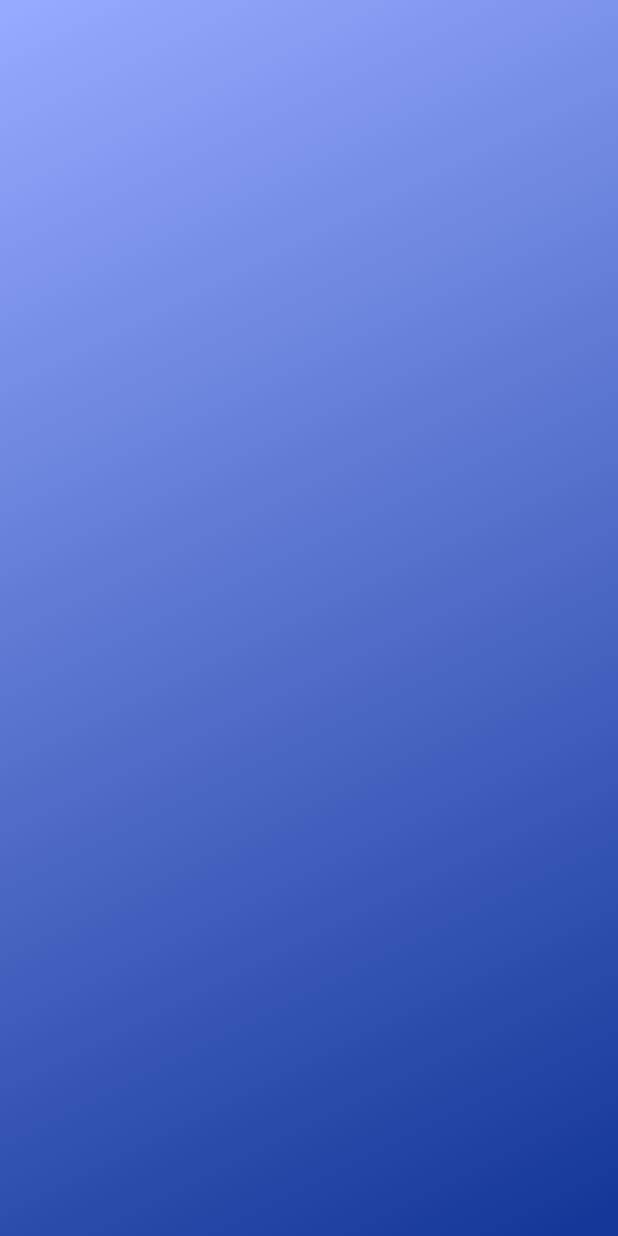
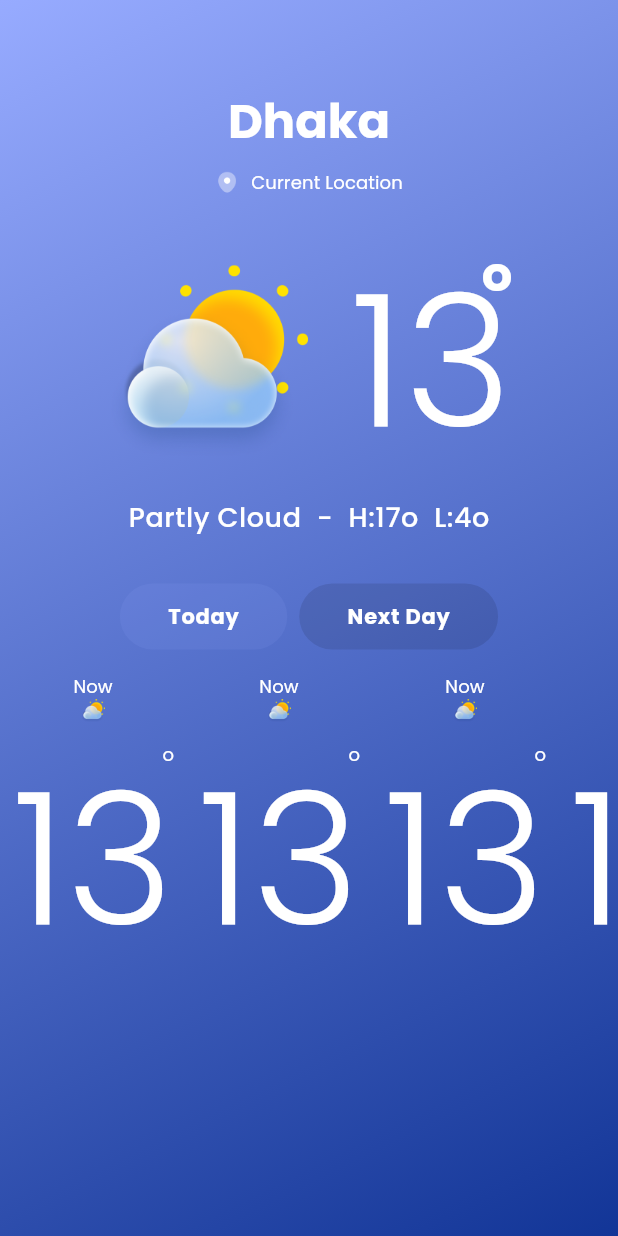
Before and after one commit to faysalewucse/weather-app, a Flutter app: the screen it shows after launch, on a phone screen of 412 x 824 dp. Run offline on Flutter 3.47's test engine with Material 3 defaults, Android fonts, the phone set to English and light mode, and no system bars; our stand-ins replace google_fonts.

Commit message:
design till today-nextday button

```diff
--- /dev/null
+++ b/lib/helper/colors.dart
@@ -0,0 +1,4 @@
+import 'package:flutter/material.dart';
+
+const Color WHITE = Color(0xffFFFFFF);
+const Color BLACK = Color(0xff000000);
--- /dev/null
+++ b/lib/helper/gaps.dart
@@ -0,0 +1,8 @@
+import 'package:flutter/cupertino.dart';
+
+const SizedBox VERTICAL_GAP_12 = SizedBox(height: 12);
+const SizedBox VERTICAL_GAP_20 = SizedBox(height: 20);
+const SizedBox VERTICAL_GAP_32 = SizedBox(height: 32);
+
+const SizedBox HORIZONTAL_GAP_8 = SizedBox(width: 8);
+const SizedBox HORIZONTAL_GAP_28 = SizedBox(width: 28);
--- /dev/null
+++ b/lib/helper/image_assets.dart
@@ -0,0 +1,4 @@
+class PngAssets {
+  static const String LOCATION_1 = 'assets/icons/location_1.png';
+  static const String PARTLY_CLOUDY_1 = 'assets/icons/partly_cloudy_1.png';
+}
--- /dev/null
+++ b/lib/helper/text_styles.dart
@@ -0,0 +1,14 @@
+import 'package:flutter/material.dart';
+import 'package:google_fonts/google_fonts.dart';
+import 'package:weather_app_steadfastit/helper/colors.dart';
+
+TextStyle WHITE_400_12 =
+    const TextStyle(color: WHITE, fontSize: 12, fontWeight: FontWeight.w400);
+TextStyle WHITE_700_32 =
+    const TextStyle(fontSize: 32.0, fontWeight: FontWeight.w700, color: WHITE);
+TextStyle WHITE_700_14 =
+    const TextStyle(fontSize: 14.0, fontWeight: FontWeight.w700, color: WHITE);
+TextStyle WHITE_300_122 =
+    const TextStyle(fontSize: 122.0, fontWeight: FontWeight.w300, color: WHITE);
+TextStyle WHITE_500_18 =
+    const TextStyle(fontSize: 18.0, fontWeight: FontWeight.w500, color: WHITE);
--- a/lib/main.dart
+++ b/lib/main.dart
@@ -1,4 +1,11 @@
 import 'package:flutter/material.dart';
+import 'package:weather_app_steadfastit/helper/colors.dart';
+import 'package:weather_app_steadfastit/helper/gaps.dart';
+import 'package:weather_app_steadfastit/helper/image_assets.dart';
+import 'package:weather_app_steadfastit/theme/light_theme.dart';
+import 'package:weather_app_steadfastit/widgets/degree_text.dart';
+import 'package:weather_app_steadfastit/widgets/temp_card.dart';
+import 'package:weather_app_steadfastit/widgets/toggle_button.dart';
 
 void main() {
   runApp(const MyApp());
@@ -12,10 +19,8 @@ class MyApp extends StatelessWidget {
   Widget build(BuildContext context) {
     return MaterialApp(
       title: 'Flutter Demo',
-      theme: ThemeData(
-        colorScheme: ColorScheme.fromSeed(seedColor: Colors.deepPurple),
-        useMaterial3: true,
-      ),
+      debugShowCheckedModeBanner: false,
+      theme: lightTheme,
       home: const Homepage(),
     );
   }
@@ -26,16 +31,85 @@ class Homepage extends StatelessWidget {
 
   @override
   Widget build(BuildContext context) {
-    return Container(
-      width: 375,
-      height: 838,
-      padding: EdgeInsets.zero,
-      decoration: const BoxDecoration(
-        gradient: LinearGradient(
-          begin: Alignment.topLeft,
-          end: Alignment.bottomRight,
-          colors: [Color(0xFF97ABFF), Color(0xFF123597)],
-          stops: [0, 1],
+    return Scaffold(
+      body: Container(
+        width: MediaQuery.of(context).size.width,
+        height: MediaQuery.of(context).size.height,
+        padding: const EdgeInsets.only(top: 60),
+        decoration: BoxDecoration(
+          gradient: LinearGradient(
+            begin: Alignment.topLeft,
+            end: Alignment.bottomRight,
+            colors: [
+              Theme.of(context).colorScheme.secondary,
+              Theme.of(context).colorScheme.primary
+            ],
+            stops: const [0, 1],
+          ),
+        ),
+        child: Column(
+          children: [
+            Text(
+              "Dhaka",
+              style: Theme.of(context).textTheme.headlineMedium,
+            ),
+            VERTICAL_GAP_12,
+            Row(
+              mainAxisAlignment: MainAxisAlignment.center,
+              children: [
+                Image.asset(
+                  PngAssets.LOCATION_1,
+                  height: 16,
+                  width: 16,
+                ),
+                HORIZONTAL_GAP_8,
+                Text(
+                  "Current Location",
+                  style: Theme.of(context).textTheme.titleSmall,
+                ),
+              ],
+            ),
+            VERTICAL_GAP_20,
+            Row(
+              mainAxisAlignment: MainAxisAlignment.center,
+              children: [
+                Image.asset(
+                  PngAssets.PARTLY_CLOUDY_1,
+                  height: 130,
+                  width: 135,
+                ),
+                HORIZONTAL_GAP_28,
+                const DegreeText(degree: 13)
+              ],
+            ),
+            Text(
+              "Partly Cloud  -  H:17o  L:4o",
+              style: Theme.of(context).textTheme.bodySmall,
+            ),
+            VERTICAL_GAP_32,
+            Row(
+              mainAxisAlignment: MainAxisAlignment.center,
+              children: [
+                ToggleButton(
+                  label: "Today",
+                  color:
+                      Theme.of(context).colorScheme.secondary.withOpacity(0.1),
+                ),
+                HORIZONTAL_GAP_8,
+                ToggleButton(
+                  label: "Next Day",
+                  color: BLACK.withOpacity(0.1),
+                ),
+              ],
+            ),
+            Expanded(
+                child: ListView.separated(
+                    scrollDirection: Axis.horizontal,
+                    itemBuilder: (_, index) => const TemperatureCard(
+                        iconAsset: PngAssets.PARTLY_CLOUDY_1, degree: 13),
+                    separatorBuilder: (_, index) => Container(),
+                    itemCount: 7))
+          ],
         ),
       ),
     );
--- /dev/null
+++ b/lib/theme/light_theme.dart
@@ -0,0 +1,21 @@
+import 'package:flutter/material.dart';
+import 'package:google_fonts/google_fonts.dart';
+import 'package:weather_app_steadfastit/helper/colors.dart';
+import 'package:weather_app_steadfastit/helper/text_styles.dart';
+
+ThemeData lightTheme = ThemeData(
+  brightness: Brightness.light,
+  fontFamily: GoogleFonts.poppins().fontFamily,
+  colorScheme: const ColorScheme.light(
+    primary: Color(0xff123597),
+    secondary: Color(0xff97ABFF),
+    surface: WHITE,
+  ),
+  textTheme: TextTheme(
+    titleSmall: WHITE_400_12,
+    headlineMedium: WHITE_700_32,
+    bodySmall: WHITE_500_18,
+    bodyLarge: WHITE_300_122,
+    labelSmall: WHITE_700_14
+  ),
+);
--- /dev/null
+++ b/lib/widgets/degree_text.dart
@@ -0,0 +1,26 @@
+import 'package:flutter/material.dart';
+
+class DegreeText extends StatelessWidget {
+  final num degree;
+  final TextStyle? textStyle;
+  const DegreeText({Key? key, required this.degree, this.textStyle}) : super(key: key);
+
+  @override
+  Widget build(BuildContext context) {
+    return Stack(
+      children: [
+        Text(
+          "$degree",
+          style: Theme.of(context).textTheme.bodyLarge,
+        ),
+        Positioned(
+            right: 0,
+            top: 12,
+            child: Text(
+              "o",
+              style: textStyle ?? Theme.of(context).textTheme.headlineMedium,
+            )),
+      ],
+    );
+  }
+}
--- /dev/null
+++ b/lib/widgets/temp_card.dart
@@ -0,0 +1,27 @@
+import 'package:flutter/material.dart';
+import 'package:weather_app_steadfastit/widgets/degree_text.dart';
+
+class TemperatureCard extends StatelessWidget {
+  final String iconAsset;
+  final num degree;
+
+  const TemperatureCard({Key? key, required this.iconAsset, required this.degree}) : super(key: key);
+
+  @override
+  Widget build(BuildContext context) {
+    return Container(
+      height: 141,
+      padding: const EdgeInsets.symmetric(horizontal: 8, vertical: 16),
+      child: Column(
+        children: [
+          Text(
+            "Now",
+            style: Theme.of(context).textTheme.titleSmall,
+          ),
+          Image.asset(iconAsset, height: 16, width: 16,),
+          DegreeText(degree: degree, textStyle: Theme.of(context).textTheme.titleSmall,)
+        ],
+      ),
+    );
+  }
+}
--- /dev/null
+++ b/lib/widgets/toggle_button.dart
@@ -0,0 +1,21 @@
+import 'package:flutter/material.dart';
+
+class ToggleButton extends StatelessWidget {
+  final Color? color;
+  final String label;
+  const ToggleButton({Key? key, this.color, required this.label}) : super(key: key);
+
+  @override
+  Widget build(BuildContext context) {
+    return Container(
+      padding: const EdgeInsets.symmetric(horizontal: 32, vertical: 12),
+      decoration: BoxDecoration(
+        borderRadius: BorderRadius.circular(35),
+        color: color ?? Theme.of(context).colorScheme.primary,
+      ),
+      child: Center(
+        child: Text(label, style: Theme.of(context).textTheme.labelSmall,),
+      ),
+    );
+  }
+}
```
Also changed, not shown: pubspec.yaml (+5 -52 lines), assets/icons/arrow-up.png (added), assets/icons/location_1.png (added), assets/icons/partly_cloudy_1.png (added), assets/icons/partly_cloudy_2.png (added), assets/icons/partly_cloudy_3.png (added), assets/icons/partly_cloudy_4.png (added), assets/icons/sun-1.png (added), assets/icons/sun-fog.png (added), pubspec.lock, 1 other file.
